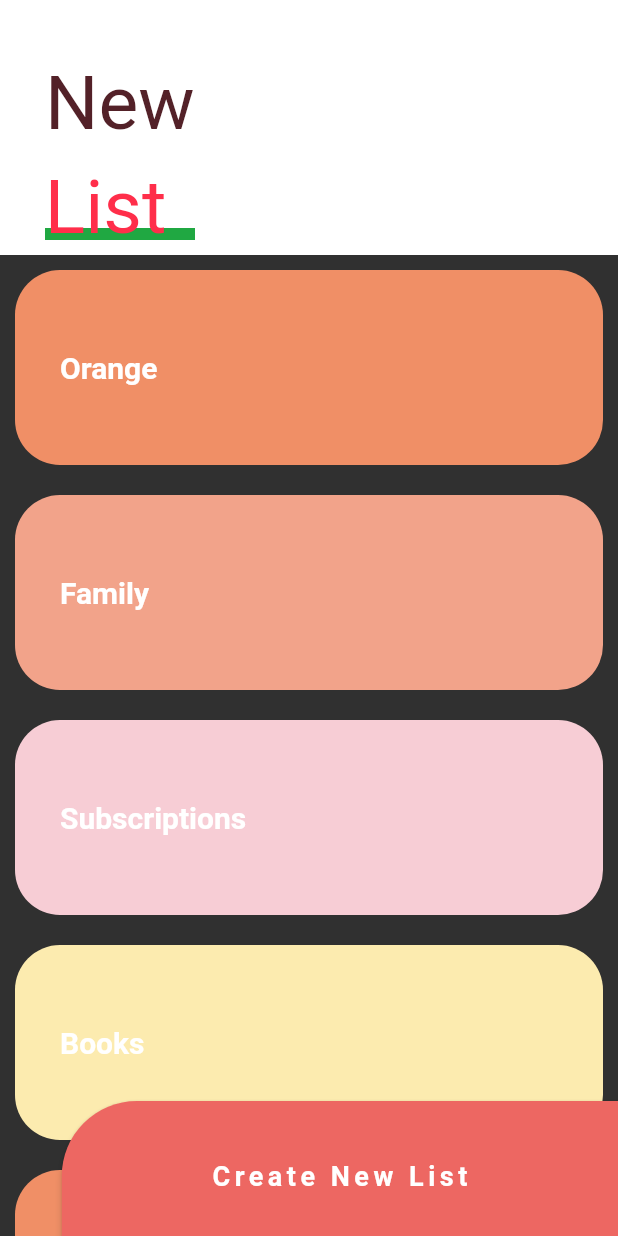
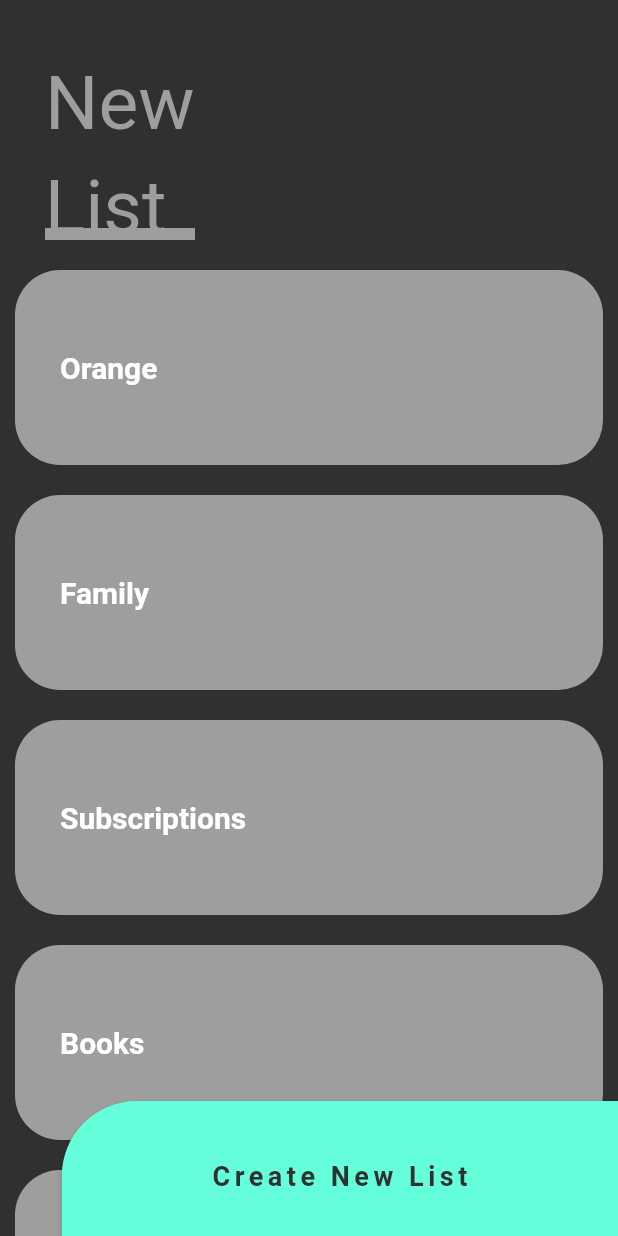
Before and after one commit to edrick27/Pinterest_layout, a Flutter app: the SliverPage screen opened directly, on a phone screen of 412 x 824 dp. Run offline on Flutter 3.47's test engine with Material 2 defaults, Android fonts, the phone set to English and light mode, and no system bars; our stand-ins replace animate_do, font_awesome_flutter.

Commit message:
change color for  darkMode

```diff
--- a/lib/src/page/sliver_page.dart
+++ b/lib/src/page/sliver_page.dart
@@ -1,4 +1,6 @@
 import 'package:flutter/material.dart';
+import 'package:pinterest_layout/src/themes/theme_changer.dart';
+import 'package:provider/provider.dart';
 
 
 class SliverPage extends StatelessWidget {
@@ -27,19 +29,21 @@ class _BottonNewList extends StatelessWidget {
 
     final size = MediaQuery.of(context).size;
 
+    final appTheme = Provider.of<ThemeChanger>(context);
+
     return ButtonTheme(
       height: 100,
       minWidth: size.width * 0.9,
       child: RaisedButton(
         onPressed: (){},
-        color: Color(0xffED6762),
+        color: (appTheme.darkTheme) ? appTheme.currentTheme.accentColor : Color(0xffED6762),
         shape: RoundedRectangleBorder(
           borderRadius: BorderRadius.only( topLeft: Radius.circular(50) )
         ),
         child: Text(
           'Create New List',
           style: TextStyle(
-            color: Colors.white,
+            color: appTheme.currentTheme.scaffoldBackgroundColor,
             fontSize: 18,
             fontWeight: FontWeight.bold,
             letterSpacing: 3
@@ -51,6 +55,7 @@ class _BottonNewList extends StatelessWidget {
 }
 
 class _MainScroll extends StatelessWidget {
+
 
   final items = [
     _ListItem( 'Orange', Color(0xffF08F66) ),
@@ -68,6 +73,8 @@ class _MainScroll extends StatelessWidget {
   @override
   Widget build(BuildContext context) {
 
+    final appTheme = Provider.of<ThemeChanger>(context).currentTheme;
+
     return CustomScrollView(
       slivers: <Widget>[
 
@@ -84,7 +91,7 @@ class _MainScroll extends StatelessWidget {
             maxHeight: 200,
             child: Container(
               alignment: Alignment.centerLeft,
-              color: Colors.white,
+              color: appTheme.scaffoldBackgroundColor,
               child: _Titulo()
             )
           )
@@ -141,12 +148,21 @@ class _Titulo extends StatelessWidget {
   @override
   Widget build(BuildContext context) {
 
+    final appTheme = Provider.of<ThemeChanger>(context);
+
+
     return Column(
       children: <Widget>[
         SizedBox(height: 30),
         Container(
           margin: EdgeInsets.symmetric( horizontal: 30, vertical: 10),
-          child: Text('New', style: TextStyle(color: Color(0xFF532128), fontSize: 50)),
+          child: Text(
+            'New',
+            style: TextStyle(
+              color: (appTheme.darkTheme) ? Colors.grey : Color(0xFF532128),
+              fontSize: 50
+            )
+          ),
         ),
         Stack(
           children: <Widget>[
@@ -157,11 +173,17 @@ class _Titulo extends StatelessWidget {
                 width: 150,
                 height: 8,
                 decoration: BoxDecoration(
-                  color: Color(0xFF20A842)
+                  color: (appTheme.darkTheme) ? Colors.grey : Color(0xFF20A842),
                 ),
               ),
             ),
-            Text('List', style: TextStyle(color: Color(0xFFFF2E4A), fontSize: 50)),
+            Text(
+              'List',
+              style: TextStyle(
+                color: (appTheme.darkTheme) ? Colors.grey : Color(0xFFFF2E4A),
+                fontSize: 50
+              )
+            ),
           ],
         )
       ],
@@ -208,14 +230,24 @@ class _ListItem extends StatelessWidget {
   @override
   Widget build(BuildContext context) {
 
+    final appTheme = Provider.of<ThemeChanger>(context);
+
+
     return Container(
       alignment: Alignment.centerLeft,
       padding: EdgeInsets.all(30),
-      child: Text(this.texto, style: TextStyle(fontSize: 20, color: Colors.white, fontWeight: FontWeight.bold )),
+      child: Text(
+        this.texto,
+        style: TextStyle(
+          fontSize: 20,
+          color: Colors.white,
+          fontWeight: FontWeight.bold
+        )
+      ),
       height: 130,
       margin: EdgeInsets.all(10),
       decoration: BoxDecoration(
-        color: this.color,
+        color: (appTheme.darkTheme) ? Colors.grey : this.color,
         borderRadius: BorderRadius.circular(30)
       ),
     );
```
Also changed, not shown: lib/Widgets/menu.dart (+7 -2 lines), lib/src/page/launcher_page.dart (+13 -8 lines), lib/src/page/pinterest_page.dart (+8 -1 lines).
